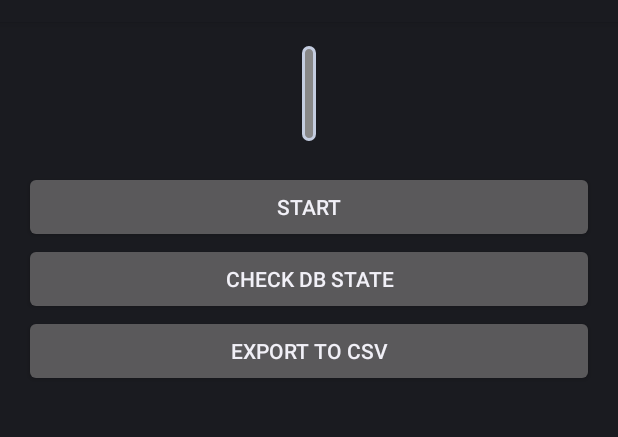
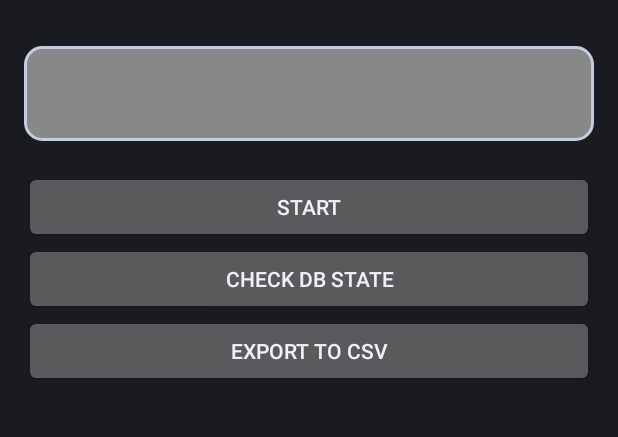
Before and after one commit to xDens/BaroLog, an Android app: the screen it shows after launch (MainActivity), on a phone screen of 412 x 824 dp, the part 62-499 px from its top. Run offline under Robolectric (Android 15) with nearby library versions, the phone set to English and light mode, and no system bars; 1 statement that could not run was skipped.

```diff
--- a/app/src/main/java/com/example/barolog/MainActivity.java
+++ b/app/src/main/java/com/example/barolog/MainActivity.java
@@ -3,6 +3,7 @@ package com.example.barolog;
 import android.app.Activity;
 import android.content.Context;
 import android.content.Intent;
+import android.content.SharedPreferences;
 import android.database.Cursor;
 import android.database.sqlite.SQLiteDatabase;
 import android.hardware.Sensor;
@@ -31,7 +32,10 @@ import java.text.SimpleDateFormat;
 import java.util.ArrayList;
 import java.util.Date;
 
+
 public class MainActivity extends Activity implements SensorEventListener{
+    public static final String APP_PREFERENCES = "barolog_settings";
+
 	private Button btnStartStop;
 	private Button btnExportToCSV;
 	private TextView txtSensorData;
@@ -39,10 +43,13 @@ public class MainActivity extends Activity implements SensorEventListener{
 	private SensorManager mSensorManager;
 	private ListView viewValues;
 	private ArrayAdapter mAdapter;
+    private SharedPreferences sp;
 
 	private Button btnCheckDBState;
 	private DatabaseHelper mDBHelper;
 	private SQLiteDatabase mDB;
+
+	private AlarmManagerBroadCastReceiver alarmManager;
 
 	private String currentUnits = "";
 
@@ -53,9 +60,13 @@ public class MainActivity extends Activity implements SensorEventListener{
 		super.onCreate(savedInstanceState);
 		setContentView(R.layout.activity_main);
 
-		txtSensorData = (TextView) findViewById(R.id.txtSensorData);
+        sp = getSharedPreferences(APP_PREFERENCES, MODE_PRIVATE);
+
+        txtSensorData = (TextView) findViewById(R.id.txtSensorData);
 
 		viewValues = (ListView) findViewById(R.id.viewValues);
+
+		alarmManager = new AlarmManagerBroadCastReceiver();
 
 		mSensorManager = (SensorManager) this.getSystemService(Context.SENSOR_SERVICE);
 		if (mSensorManager.getDefaultSensor(Sensor.TYPE_PRESSURE) != null){
@@ -69,24 +80,30 @@ public class MainActivity extends Activity implements SensorEventListener{
 		mDBHelper = new DatabaseHelper(this, DatabaseHelper.DATABASE_NAME, null, 1);
 		mDB = mDBHelper.getReadableDatabase();
 
-		//fill timer spinner with necessary data;
-		/*ArrayAdapter<CharSequence> adapter = ArrayAdapter.createFromResource(this, R.array.interval_array, android.R.layout.simple_spinner_item);
-		adapter.setDropDownViewResource(android.R.layout.simple_spinner_dropdown_item);
-
-		Spinner cmbTimings = (Spinner) this.findViewById(R.id.cmbPeriod);
-		cmbTimings.setAdapter(adapter);*/
-
 		btnStartStop = (Button) this.findViewById(R.id.btnStartStop);
 		btnStartStop.setOnClickListener(new OnClickListener() {
 			@Override
 			public void onClick(View v) {
 				if (btnStartStop.getText() == getResources().getText(R.string.start) ) {
 					btnStartStop.setText(R.string.stop);
+
 					startService(new Intent(MainActivity.this, PressureMonitorService.class));
+
+                    SharedPreferences.Editor e = sp.edit();
+                    e.putBoolean("hasStarted", true);
+                    e.commit();
 				}
 				else {
 					btnStartStop.setText(R.string.start);
-					stopService(new Intent(MainActivity.this, PressureMonitorService.class));
+                    if (ServiceTools.isMyServiceRunning(PressureMonitorService.class, getApplicationContext())) {
+                        stopService(new Intent(MainActivity.this, PressureMonitorService.class));
+                    }
+
+                    alarmManager.CancelAlarm(getApplicationContext());
+
+                    SharedPreferences.Editor e = sp.edit();
+                    e.putBoolean("hasStarted", false);
+                    e.commit();
 				}
 			}
 		});
@@ -160,6 +177,7 @@ public class MainActivity extends Activity implements SensorEventListener{
 				}
 			}
 		});
+
 	}
 
 
@@ -171,7 +189,13 @@ public class MainActivity extends Activity implements SensorEventListener{
         currentUnits = ServiceTools.getCurrentUnits(this);
 
 		//check if service is already running;
-		if (ServiceTools.isMyServiceRunning(PressureMonitorService.class, this.getApplicationContext())) {
+		/*if (ServiceTools.isMyServiceRunning(PressureMonitorService.class, this.getApplicationContext())) {
+			btnStartStop.setText(R.string.stop);
+		} else {
+			btnStartStop.setText(R.string.start);
+		}*/
+
+        if (sp.getBoolean("hasStarted", false)) {
 			btnStartStop.setText(R.string.stop);
 		} else {
 			btnStartStop.setText(R.string.start);
--- a/app/src/main/res/layout/activity_main.xml
+++ b/app/src/main/res/layout/activity_main.xml
@@ -11,12 +11,21 @@
     android:paddingTop="@dimen/activity_vertical_margin"
     tools:context="com.example.barolog.MainActivity$PlaceholderFragment" >
 
-<TextView android:id="@+id/txtSensorData"
-       android:textSize="40sp"
-       android:background="@drawable/shape"
-       android:typeface="sans"
-       android:layout_width="wrap_content"
-       android:layout_height="wrap_content"/>
+<RelativeLayout
+    android:layout_width="match_parent"
+    android:layout_height="wrap_content"
+    android:background="@drawable/shape">
+    <TextView android:id="@+id/txtSensorData"
+        android:textSize="40sp"
+        android:layout_width="wrap_content"
+        android:layout_height="wrap_content"
+        android:textAlignment="center"
+        android:layout_alignParentTop="true"
+        android:layout_centerHorizontal="true"
+        android:layout_centerVertical="true"
+        android:typeface="sans"
+        android:singleLine="true" />
+</RelativeLayout>
 
 <Space android:layout_height="20dp" android:layout_width="wrap_content"/>
 
@@ -25,7 +34,7 @@
      android:layout_width="match_parent"
      android:layout_height="wrap_content"/>
 
-<Button android:id="@+id/btnCheckDBState"
+    <Button android:id="@+id/btnCheckDBState"
     android:text="Check DB State"
     android:layout_width="match_parent"
     android:layout_height="wrap_content"/>
--- a/app/src/main/res/values/arrays.xml
+++ b/app/src/main/res/values/arrays.xml
@@ -4,7 +4,6 @@
         <item>15 minutes</item>
         <item>30 minutes</item>
         <item>1 hour</item>
-        <item>TEST</item>
     </string-array>
 
     <string-array name="measure_units">
```
Also changed, not shown: app/src/main/AndroidManifest.xml (+8 -1 lines), app/src/main/java/com/example/barolog/PressureMonitorService.java (+19 -57 lines), app/src/main/java/com/example/barolog/serviceTools/ServiceTools.java (+26 -0 lines), 1 other file.
